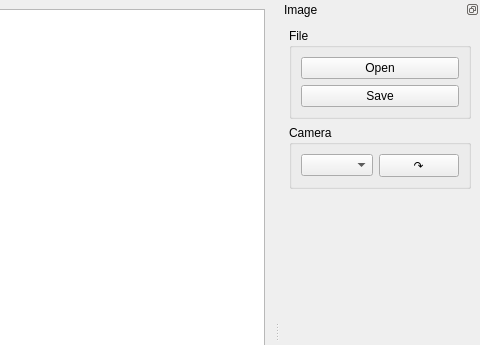
Qt form acquisition/andor/direct_manip.ui (zachrahan/zplab) before a commit; both pictures show x 509 to 989 and y 0 to 345 of the 989 by 683 pixel window.
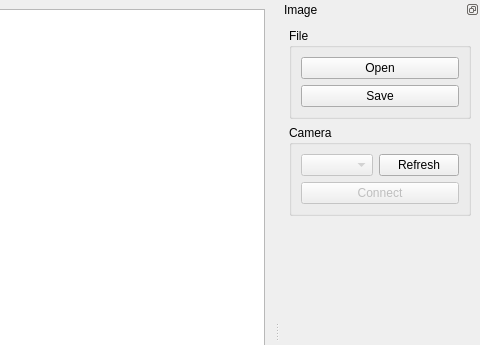
The same form after that commit.

Commit message: Wrap management of device handle in Zyla class. Track device connectivity state and update/disable/modify related widgets appropriately.

What changed in the file:
```diff
--- a/acquisition/andor/direct_manip.ui
+++ b/acquisition/andor/direct_manip.ui
@@ -76,9 +76,12 @@
          <layout class="QHBoxLayout" name="horizontalLayout_2">
           <item>
            <widget class="QComboBox" name="andorDeviceListCombo">
+            <property name="enabled">
+             <bool>false</bool>
+            </property>
             <property name="sizePolicy">
-             <sizepolicy hsizetype="MinimumExpanding" vsizetype="Fixed">
-              <horstretch>1</horstretch>
+             <sizepolicy hsizetype="Expanding" vsizetype="Fixed">
+              <horstretch>100</horstretch>
               <verstretch>0</verstretch>
              </sizepolicy>
             </property>
@@ -93,8 +96,8 @@
           <item>
            <widget class="QPushButton" name="refreshAndorDeviceListButton">
             <property name="sizePolicy">
-             <sizepolicy hsizetype="Preferred" vsizetype="Fixed">
-              <horstretch>0</horstretch>
+             <sizepolicy hsizetype="Minimum" vsizetype="Fixed">
+              <horstretch>1</horstretch>
               <verstretch>0</verstretch>
              </sizepolicy>
             </property>
@@ -102,12 +105,22 @@
              <string>Refresh</string>
             </property>
             <property name="text">
-             <string notr="true">↷</string>
+             <string>Refresh</string>
             </property>
            </widget>
           </item>
          </layout>
         </item>
+        <item>
+         <widget class="QPushButton" name="connectDisconnectAndorDeviceButton">
+          <property name="enabled">
+           <bool>false</bool>
+          </property>
+          <property name="text">
+           <string>Connect</string>
+          </property>
+         </widget>
+        </item>
        </layout>
       </widget>
      </item>
```
Left out of the diff: 18 changed lines with no effect on the pictures. The commit also changes 2 other files.
